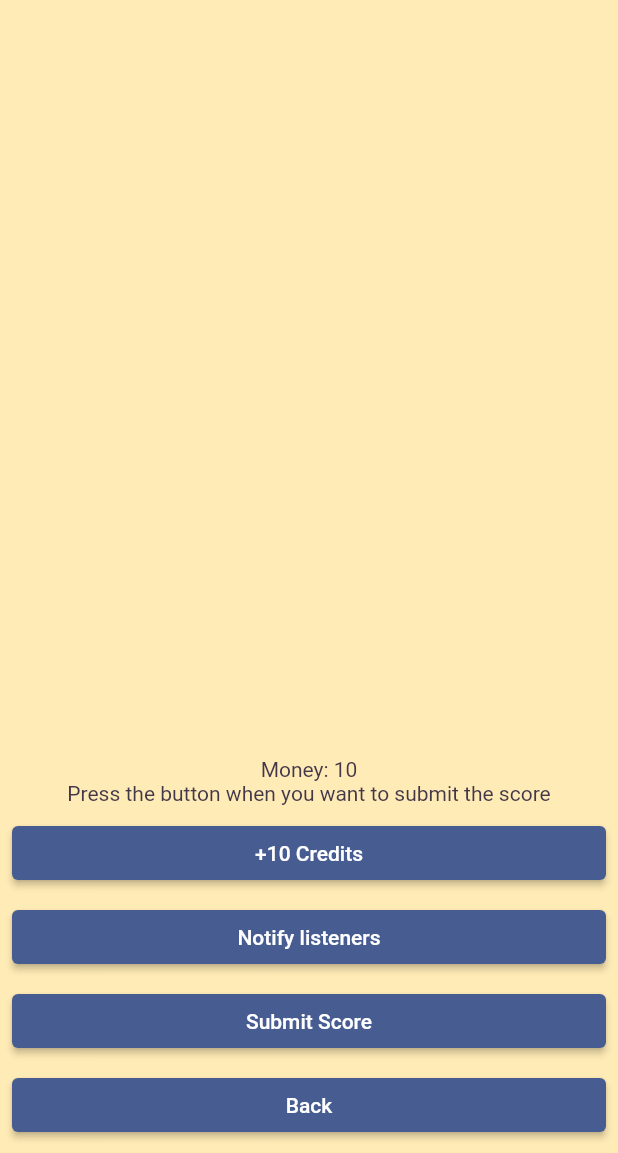
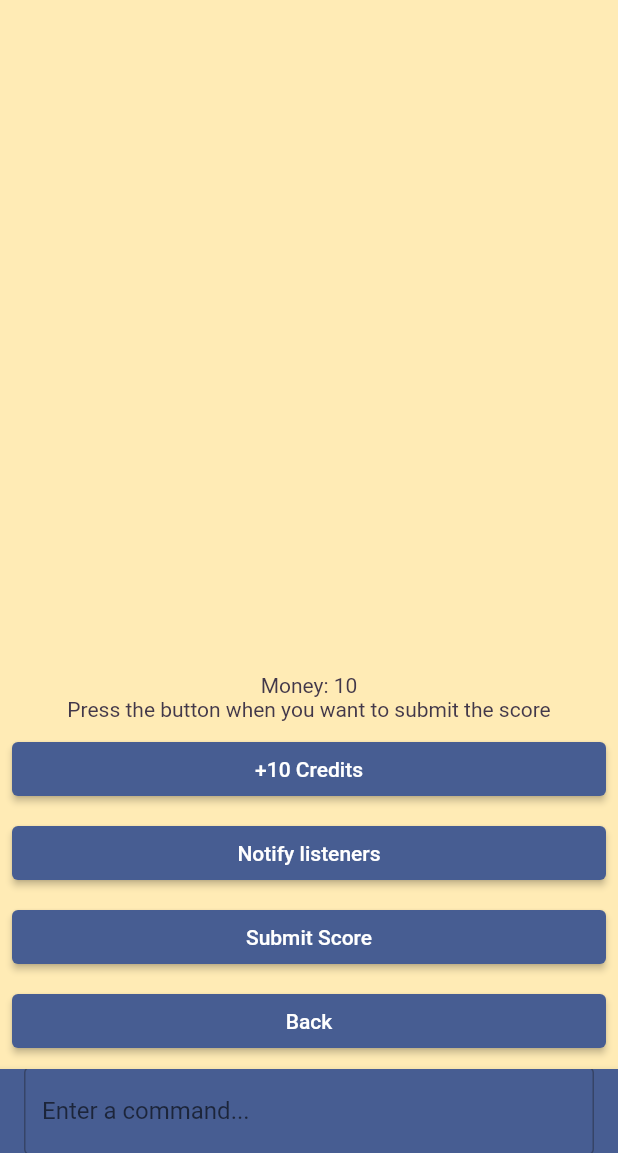
Before and after one commit to Praytic/data-platform-simulator-game, a Flutter app: the screen it shows after launch, after a tap on "Play", on a phone screen of 412 x 824 dp, the part 83-1236 px from its top. Run offline on Flutter 3.47's test engine with Material 2 defaults, Android fonts, the phone set to English and light mode, and no system bars; our stand-ins replace audioplayers, csv, firebase_core, firebase_crashlytics, go_router, google_mobile_ads and 2 more; missing offline and left inert: games_services; accounts and stored records are empty.

Commit message:
Add persistent CLI widget for debugging

```diff
--- a/lib/main.dart
+++ b/lib/main.dart
@@ -6,6 +6,7 @@ import 'package:firebase_crashlytics/firebase_crashlytics.dart';
 import 'package:flutter/foundation.dart';
 import 'package:flutter/material.dart';
 import 'package:flutter/services.dart';
+import 'package:game_template/src/main_menu/persistent_widget.dart';
 import 'package:go_router/go_router.dart';
 import 'package:logging/logging.dart';
 import 'package:provider/provider.dart';
@@ -61,9 +62,9 @@ void guardedMain() {
     Logger.root.level = Level.WARNING;
   }
   Logger.root.onRecord.listen((record) {
-    debugPrint('${record.level.name}: ${record.time}: '
-        '${record.loggerName}: '
-        '${record.message}');
+    // debugPrint('${record.level.name}: ${record.time}: '
+    //     '${record.loggerName}: '
+    //     '${record.message}');
   });
 
   WidgetsFlutterBinding.ensureInitialized();
@@ -153,7 +154,9 @@ class MyApp extends StatelessWidget {
 
   static final mainMenuRoute = GoRoute(
       path: '/',
-      builder: (context, state) => const MainMenuScreen(key: Key('main menu')),
+      builder: (context, state) {
+        return const MainMenuScreen(key: Key('main menu'));
+      },
       routes: [
         playRoute,
         settingsRoute,
@@ -243,12 +246,14 @@ class MyApp extends StatelessWidget {
         routeInformationParser: _router.routeInformationParser,
         routerDelegate: _router.routerDelegate,
         scaffoldMessengerKey: scaffoldMessengerKey,
+        builder: (context, state) {
+          return BaseWidget(child: state!);
+        },
       );
     });
     return AppLifecycleObserver(
       child: MultiProvider(
         providers: [
-          playerProgressProvider,
           playerProgressProvider,
           gamesServicesControllerProvider,
           adsControllerProvider,
--- /dev/null
+++ b/lib/src/main_menu/persistent_widget.dart
@@ -0,0 +1,35 @@
+import 'package:flutter/material.dart';
+import 'package:flutter/widgets.dart';
+
+class PersistentWidget extends StatelessWidget {
+  @override
+  Widget build(BuildContext context) {
+    return AppBar(
+      title: TextField(
+        decoration: InputDecoration(
+          border: OutlineInputBorder(),
+          hintText: 'Enter a command...',
+        ),
+      ),
+      centerTitle: true,
+    );
+  }
+}
+
+class BaseWidget extends StatelessWidget {
+  final Widget child;
+
+  const BaseWidget({required this.child});
+
+  @override
+  Widget build(BuildContext context) {
+    return Scaffold(
+      body: Column(
+        children: [
+          Expanded(child: child),
+          PersistentWidget(),
+        ],
+      ),
+    );
+  }
+}
```
